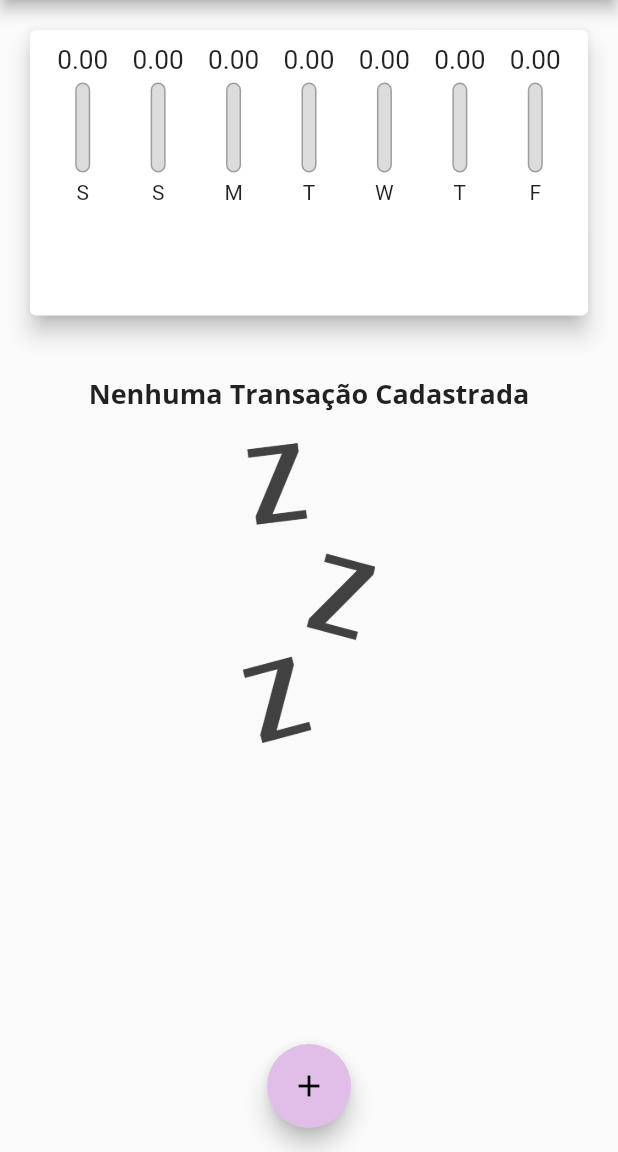
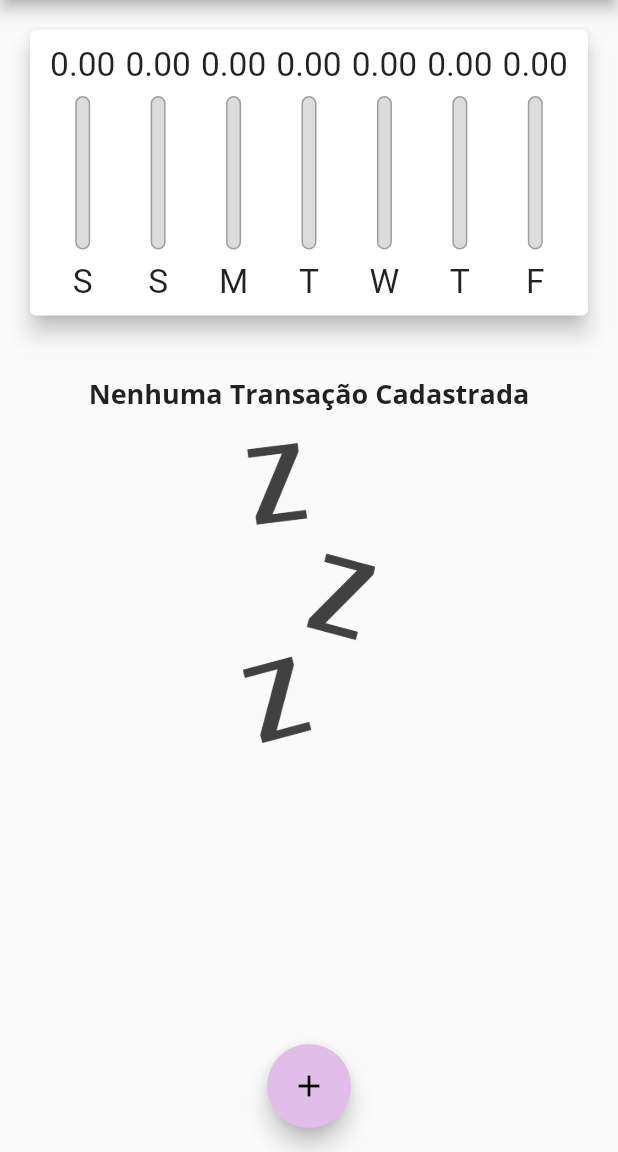
Before and after one commit to rudatorquato/Expenses, a Flutter app: the screen it shows after launch, on a phone screen of 412 x 824 dp, the part 84-1236 px from its top. Run offline on Flutter 3.47's test engine with Material 2 defaults, Android fonts, the phone set to English and light mode, and no system bars; our stand-ins replace google_fonts.

Commit message:
usando LayoutBuilder

```diff
--- a/lib/home/home_page.dart
+++ b/lib/home/home_page.dart
@@ -82,11 +82,11 @@ class _MyHomePageState extends State<MyHomePage> {
           crossAxisAlignment: CrossAxisAlignment.stretch,
           children: [
             Container(
-              height: availabelHeight * 0.3,
+              height: availabelHeight * 0.30,
               child: Chart(recentTransaction: _recentTransactions),
             ),
             Container(
-              height: availabelHeight * 0.7,
+              height: availabelHeight * 0.70,
               child: TransactionList(
                   transactions: _transactions, onRemove: _removeTransaction),
             ),
--- a/lib/home/widgets/char_bar/transaction_chart_bar_widget.dart
+++ b/lib/home/widgets/char_bar/transaction_chart_bar_widget.dart
@@ -14,18 +14,21 @@ class ChartBar extends StatelessWidget {
 
   @override
   Widget build(BuildContext context) {
-    return Column(children: [
+    return LayoutBuilder(
+      builder: (ctx, constraints) {
+        return Column(
+          children: [
             Container(
-        height: 20,
+              height: constraints.maxHeight * 0.15,
               child: FittedBox(
                 child: Text('${value.toStringAsFixed(2)}'),
               ),
             ),
             SizedBox(
-        height: 5,
+              height: constraints.maxHeight * 0.05,
             ),
             Container(
-        height: 60,
+              height: constraints.maxHeight * 0.6,
               width: 10,
               child: Stack(
                 alignment: Alignment.bottomCenter,
@@ -53,9 +56,17 @@ class ChartBar extends StatelessWidget {
               ),
             ),
             SizedBox(
-        height: 5,
+              height: constraints.maxHeight * 0.05,
             ),
-      Text(label),
-    ]);
+            Container(
+              height: constraints.maxHeight * 0.15,
+              child: FittedBox(
+                child: Text(label),
+              ),
+            ),
+          ],
+        );
+      },
+    );
   }
 }
```
Lines whose indentation alone changed are shown as unchanged.
